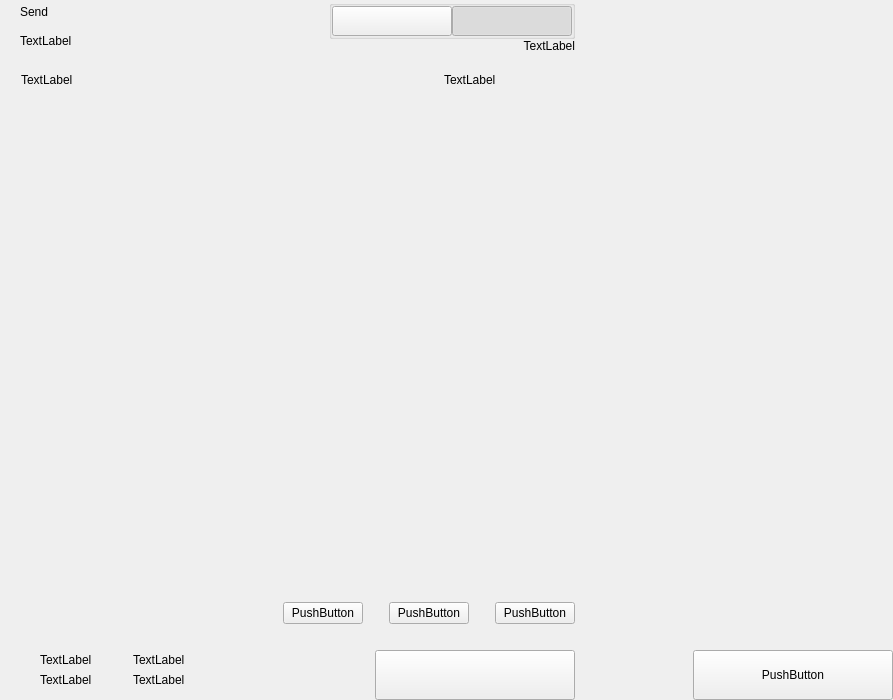
Qt form src/qt/ambankcoin/forms/send.ui (ambankcoin/Core-All-OS) before a commit.
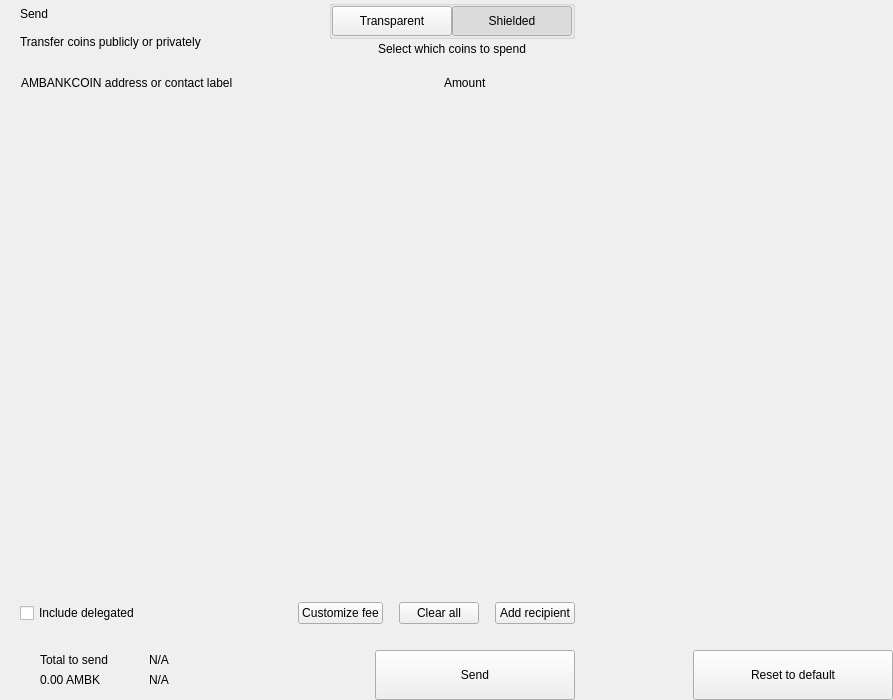
The same form after that commit. Custom widgets are drawn as their Qt base class.

```diff
--- a/src/qt/ambankcoin/forms/send.ui
+++ b/src/qt/ambankcoin/forms/send.ui
@@ -66,7 +66,7 @@
           <item>
            <layout class="QVBoxLayout" name="verticalLayout">
             <property name="spacing">
-             <number>5</number>
+             <number>0</number>
             </property>
             <item>
              <widget class="QLabel" name="labelTitle">
@@ -81,7 +81,7 @@
             <item>
              <widget class="QLabel" name="labelSubtitle1">
               <property name="text">
-               <string>TextLabel</string>
+               <string>Transfer coins publicly or privately</string>
               </property>
              </widget>
             </item>
@@ -103,15 +103,20 @@
           <item>
            <layout class="QVBoxLayout" name="verticalLayout_6">
             <property name="spacing">
-             <number>0</number>
+             <number>3</number>
             </property>
-            <item>
+            <item alignment="Qt::AlignHCenter">
              <widget class="QGroupBox" name="groupBox">
+              <property name="styleSheet">
+               <string notr="true">#groupBox{
+padding-top:2px;
+}</string>
+              </property>
               <property name="title">
                <string/>
               </property>
               <property name="alignment">
-               <set>Qt::AlignLeading|Qt::AlignLeft|Qt::AlignTop</set>
+               <set>Qt::AlignCenter</set>
               </property>
               <layout class="QHBoxLayout" name="horizontalLayout_4">
                <property name="spacing">
@@ -147,7 +152,7 @@
                   <enum>Qt::NoFocus</enum>
                  </property>
                  <property name="text">
-                  <string/>
+                  <string>Transparent</string>
                  </property>
                  <property name="checkable">
                   <bool>true</bool>
@@ -175,7 +180,7 @@
                   <enum>Qt::NoFocus</enum>
                  </property>
                  <property name="text">
-                  <string/>
+                  <string>Shielded</string>
                  </property>
                  <property name="checkable">
                   <bool>true</bool>
@@ -191,13 +196,19 @@
               </layout>
              </widget>
             </item>
-            <item>
+            <item alignment="Qt::AlignHCenter|Qt::AlignTop">
              <widget class="QLabel" name="labelSubtitle2">
+              <property name="styleSheet">
+               <string notr="true"/>
+              </property>
               <property name="text">
-               <string>TextLabel</string>
+               <string>Select which coins to spend</string>
               </property>
               <property name="alignment">
-               <set>Qt::AlignRight|Qt::AlignTrailing|Qt::AlignVCenter</set>
+               <set>Qt::AlignCenter</set>
+              </property>
+              <property name="indent">
+               <number>0</number>
               </property>
              </widget>
             </item>
@@ -244,7 +255,7 @@
              <string notr="true">margin-left:8px;</string>
             </property>
             <property name="text">
-             <string>TextLabel</string>
+             <string>AMBANKCOIN address or contact label</string>
             </property>
            </widget>
           </item>
@@ -267,7 +278,7 @@
           <item>
            <widget class="QLabel" name="labelSubtitleAmount">
             <property name="text">
-             <string>TextLabel</string>
+             <string>Amount</string>
             </property>
            </widget>
           </item>
@@ -366,9 +377,22 @@
           <property name="spacing">
            <number>6</number>
           </property>
+          <property name="leftMargin">
+           <number>20</number>
+          </property>
           <property name="rightMargin">
            <number>20</number>
           </property>
+          <item>
+           <widget class="QCheckBox" name="checkBoxDelegations">
+            <property name="layoutDirection">
+             <enum>Qt::LeftToRight</enum>
+            </property>
+            <property name="text">
+             <string>Include delegated</string>
+            </property>
+           </widget>
+          </item>
           <item>
            <spacer name="horizontalSpacer_4">
             <property name="orientation">
@@ -376,7 +400,7 @@
             </property>
             <property name="sizeHint" stdset="0">
              <size>
-              <width>40</width>
+              <width>10</width>
               <height>20</height>
              </size>
             </property>
@@ -388,7 +412,7 @@
              <enum>Qt::NoFocus</enum>
             </property>
             <property name="text">
-             <string>PushButton</string>
+             <string>Customize fee</string>
             </property>
            </widget>
           </item>
@@ -402,7 +426,7 @@
             </property>
             <property name="sizeHint" stdset="0">
              <size>
-              <width>20</width>
+              <width>10</width>
               <height>20</height>
              </size>
             </property>
@@ -417,7 +441,7 @@
              <enum>Qt::RightToLeft</enum>
             </property>
             <property name="text">
-             <string>PushButton</string>
+             <string>Clear all</string>
             </property>
            </widget>
           </item>
@@ -431,7 +455,7 @@
             </property>
             <property name="sizeHint" stdset="0">
              <size>
-              <width>20</width>
+              <width>10</width>
               <height>20</height>
              </size>
             </property>
@@ -443,7 +467,7 @@
              <enum>Qt::NoFocus</enum>
             </property>
             <property name="text">
-             <string>PushButton</string>
+             <string>Add recipient</string>
             </property>
            </widget>
           </item>
@@ -547,14 +571,14 @@
                      <item>
                       <widget class="QLabel" name="labelTitleTotalSend">
                        <property name="text">
-                        <string>TextLabel</string>
+                        <string>Total to send</string>
                        </property>
                       </widget>
                      </item>
                      <item>
                       <widget class="QLabel" name="labelAmountSend">
                        <property name="text">
-                        <string>TextLabel</string>
+                        <string notr="true">0.00 AMBK</string>
                        </property>
                       </widget>
                      </item>
@@ -619,14 +643,14 @@
                      <item>
                       <widget class="QLabel" name="labelTitleTotalRemaining">
                        <property name="text">
-                        <string>TextLabel</string>
+                        <string notr="true">N/A</string>
                        </property>
                       </widget>
                      </item>
                      <item>
                       <widget class="QLabel" name="labelAmountRemaining">
                        <property name="text">
-                        <string>TextLabel</string>
+                        <string notr="true">N/A</string>
                        </property>
                       </widget>
                      </item>
@@ -676,7 +700,7 @@
              <enum>Qt::NoFocus</enum>
             </property>
             <property name="text">
-             <string/>
+             <string>Send</string>
             </property>
            </widget>
           </item>
@@ -783,7 +807,7 @@
              <enum>Qt::NoFocus</enum>
             </property>
             <property name="text">
-             <string>PushButton</string>
+             <string>Reset to default</string>
             </property>
            </widget>
           </item>
```
Left out of the diff: 10 changed lines with no effect on the pictures.
